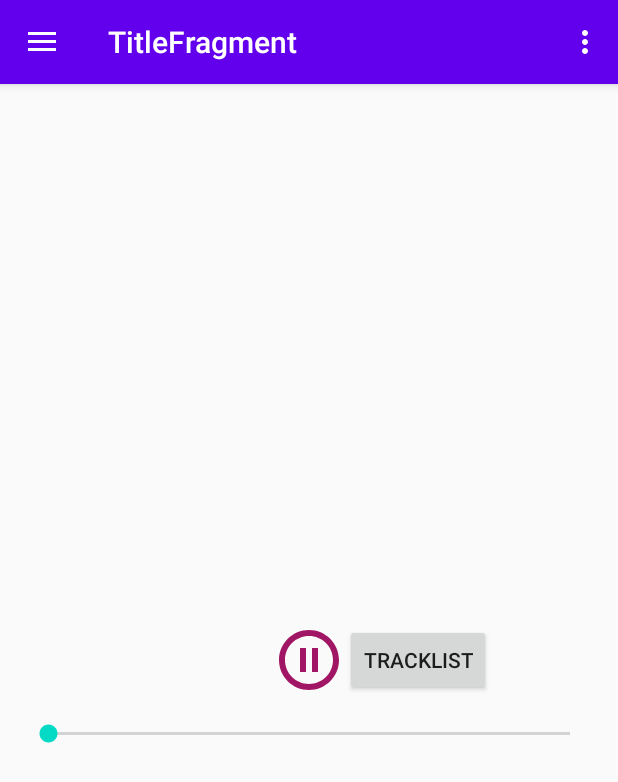
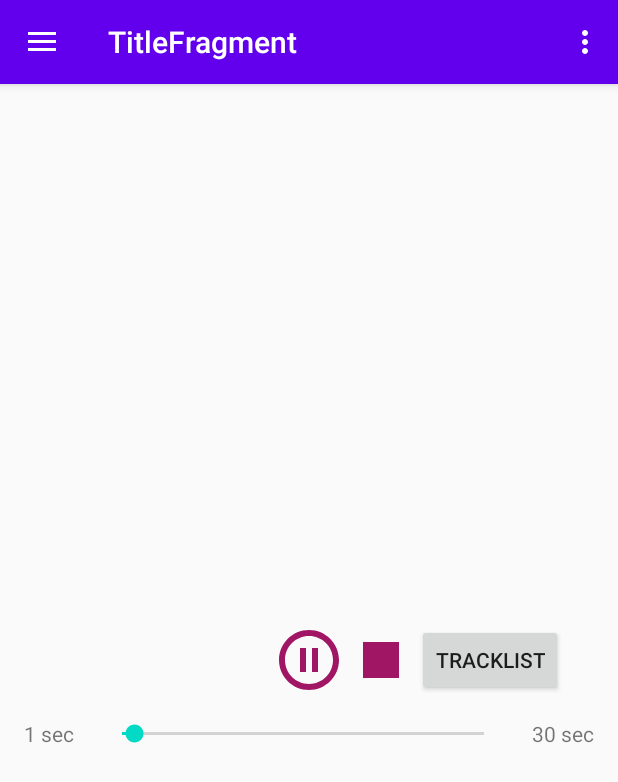
Before and after one commit to cnuptak/PlaymixAndroid, an Android app: the screen it shows after launch (MainActivity), after a tap on an icon or button, on a phone screen of 412 x 824 dp. Shown: the top 782 px of the screen. Run offline under Robolectric (Android 15) with nearby library versions, the phone set to English and light mode, and no system bars; our stand-ins replace Timber, data binding, navigation-ui; 2 statements that could not run were skipped.

Commit message:
added basic seekbar

```diff
--- a/app/src/main/java/com/example/playmixandroid/MainActivity.kt
+++ b/app/src/main/java/com/example/playmixandroid/MainActivity.kt
@@ -1,8 +1,11 @@
 package com.example.playmixandroid
 
-import android.content.Intent
 import android.media.MediaPlayer
 import android.os.Bundle
+import android.os.Handler
+import android.widget.Button
+import android.widget.SeekBar
+import android.widget.Toast
 import androidx.appcompat.app.AppCompatActivity
 import androidx.databinding.DataBindingUtil
 import androidx.drawerlayout.widget.DrawerLayout
@@ -11,16 +14,15 @@ import androidx.navigation.NavDestination
 import androidx.navigation.findNavController
 import androidx.navigation.ui.NavigationUI
 import com.example.playmixandroid.databinding.ActivityMainBinding
+import kotlinx.android.synthetic.main.fragment_title.*
 import timber.log.Timber
-import android.widget.Button
-import android.widget.Toast
-import android.widget.SeekBar
-
 
 class MainActivity : AppCompatActivity() {
     private var mediaPlayer : MediaPlayer? = null
     private lateinit var drawerLayout: DrawerLayout
     private lateinit var trackTimer: TrackTimer
+    private lateinit var runnable: Runnable
+    private var handler: Handler = Handler()
 
     override fun onCreate(savedInstanceState: Bundle?) {
         super.onCreate(savedInstanceState)
@@ -40,6 +42,7 @@ class MainActivity : AppCompatActivity() {
         }
 
         mediaPlayer = MediaPlayer.create(this, R.raw.april)
+
         mediaPlayer?.setOnPreparedListener {
             println("Ready to go")
             val playButton: Button = findViewById(R.id.play_button)
@@ -50,22 +53,59 @@ class MainActivity : AppCompatActivity() {
                     Toast.makeText(this, "Pause", Toast.LENGTH_SHORT).show()
                 } else {
                     mediaPlayer?.start()
+                    initializeSeekBar()
                     playButton.setBackgroundResource(R.drawable.ic_pause_circle_outline_black_24dp)
                     Toast.makeText(this, "Playing the file", Toast.LENGTH_SHORT).show()
                 }
-
+            }
+            val stopButton: Button = findViewById(R.id.stop_button)
+            stopButton.setOnClickListener{
+                seek_bar.setProgress(0)
+                mediaPlayer?.stop()
+                Toast.makeText(this, "Stop", Toast.LENGTH_SHORT).show()
             }
         }
-//        mediaPlayer?.setOnPreparedListener {
-//            println("Ready to go")
-//            val playButton: Button = findViewById(R.id.play_button)
-//            playButton.setOnClickListener {
-//                mediaPlayer?.start()
-//                Toast.makeText(this, "Playing the file", Toast.LENGTH_SHORT).show()
-//            }
-//        }
+
         trackTimer = TrackTimer(this.lifecycle)
+
+        seek_bar?.setOnSeekBarChangeListener(object : SeekBar.OnSeekBarChangeListener {
+            override fun onProgressChanged(seekBar: SeekBar?, progress: Int, fromUser: Boolean) {
+                if (fromUser) {
+                    mediaPlayer?.seekTo(progress * 1000)
+                }
+            }
+
+            override fun onStartTrackingTouch(seekBar: SeekBar?) {
+            }
+
+            override fun onStopTrackingTouch(seekBar: SeekBar?) {
+            }
+        })
+
     }
+
+    private fun initializeSeekBar() {
+        seek_bar.max = mediaPlayer?.seconds!!
+        runnable = Runnable{
+            seek_bar.progress = mediaPlayer?.currentSeconds!!
+            current_time.text = "${mediaPlayer?.currentSeconds} sec"
+
+            val timepos = mediaPlayer?.seconds!!
+            duration.text = "$timepos sec"
+            handler.postDelayed(runnable, 1000)
+        }
+        handler.postDelayed(runnable, 1000)
+    }
+
+    val MediaPlayer.seconds:Int
+        get() {
+            return this.duration / 1000
+        }
+
+    val MediaPlayer.currentSeconds:Int
+        get() {
+            return this.currentPosition/1000
+        }
 
     override fun onSupportNavigateUp(): Boolean {
         val navController = this.findNavController(R.id.myNavHostFragment)
--- /dev/null
+++ b/app/src/main/res/drawable/ic_stop_black_24dp.xml
@@ -0,0 +1,5 @@
+<vector android:height="24dp" android:tint="#A01664"
+    android:viewportHeight="24.0" android:viewportWidth="24.0"
+    android:width="24dp" xmlns:android="http://schemas.android.com/apk/res/android">
+    <path android:fillColor="#FF000000" android:pathData="M6,6h12v12H6z"/>
+</vector>
--- a/app/src/main/res/layout/fragment_title.xml
+++ b/app/src/main/res/layout/fragment_title.xml
@@ -12,6 +12,7 @@
     android:layout_height="match_parent"
     android:orientation="vertical"
     android:layout_gravity="center_vertical">
+
 
     <Button
             android:id="@+id/play_button"
@@ -29,6 +30,21 @@
             android:layout_marginBottom="16dp"
             app:layout_constraintBottom_toBottomOf="parent"/>
 
+    <Button
+            android:id="@+id/stop_button"
+            android:layout_width="48dp"
+            android:layout_height="48dp"
+            app:srcCompat="@drawable/ic_stop_black_24dp"
+            android:background="@drawable/ic_stop_black_24dp"
+            app:layout_constraintTop_toTopOf="parent"
+            app:layout_constraintEnd_toEndOf="parent"
+            android:layout_marginTop="16dp"
+            android:layout_marginEnd="16dp"
+            app:layout_constraintHorizontal_bias="0.0"
+            android:layout_marginBottom="16dp"
+            app:layout_constraintBottom_toBottomOf="parent"
+            app:layout_constraintStart_toEndOf="@+id/play_button"
+            />
 
     <Button
             android:layout_width="wrap_content"
@@ -39,19 +55,43 @@
             app:layout_constraintBottom_toBottomOf="parent"
             android:text="@string/tracklistbutton"
             app:layout_constraintEnd_toEndOf="parent"
-            app:layout_constraintStart_toEndOf="@+id/play_button"
+            app:layout_constraintStart_toEndOf="@+id/stop_button"
             app:layout_constraintHorizontal_bias="0.0"/>
 
     <SeekBar
             android:layout_width="0dp"
             android:layout_height="wrap_content"
-            android:id="@+id/seekBar2"
+            android:id="@+id/seek_bar"
             app:layout_constraintTop_toBottomOf="@+id/play_button"
             android:layout_marginTop="16dp"
+            app:layout_constraintStart_toEndOf="@+id/current_time"
+            app:layout_constraintEnd_toStartOf="@+id/duration"
+            />
+
+    <TextView
+
+            android:layout_width="wrap_content"
+            android:layout_height="wrap_content"
+            android:id="@+id/duration"
+            app:layout_constraintBottom_toBottomOf="@+id/seek_bar"
+            app:layout_constraintTop_toTopOf="@+id/seek_bar"
+            app:layout_constraintStart_toEndOf="@+id/seek_bar"
+            android:layout_marginStart="16dp"
             app:layout_constraintEnd_toEndOf="parent"
+            android:layout_marginEnd="16dp"
+            app:layout_constraintHorizontal_bias="1.0"/>
+
+    <TextView
+            android:layout_width="wrap_content"
+            android:layout_height="wrap_content"
+            android:id="@+id/current_time"
+            app:layout_constraintEnd_toStartOf="@+id/seek_bar"
+            android:layout_marginEnd="16dp"
+            app:layout_constraintBottom_toBottomOf="@+id/seek_bar"
+            app:layout_constraintTop_toTopOf="@+id/seek_bar"
             app:layout_constraintStart_toStartOf="parent"
             android:layout_marginStart="16dp"
-            android:layout_marginEnd="16dp"/>
+            app:layout_constraintHorizontal_bias="0.0"/>
 
 </androidx.constraintlayout.widget.ConstraintLayout>
 
```
